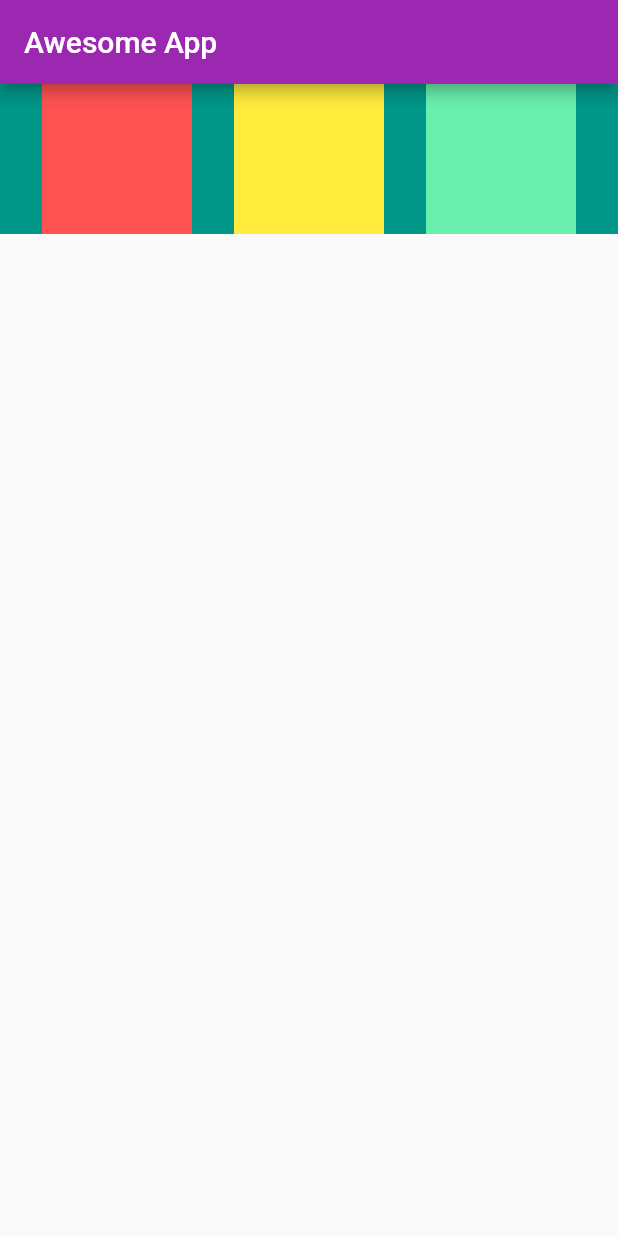
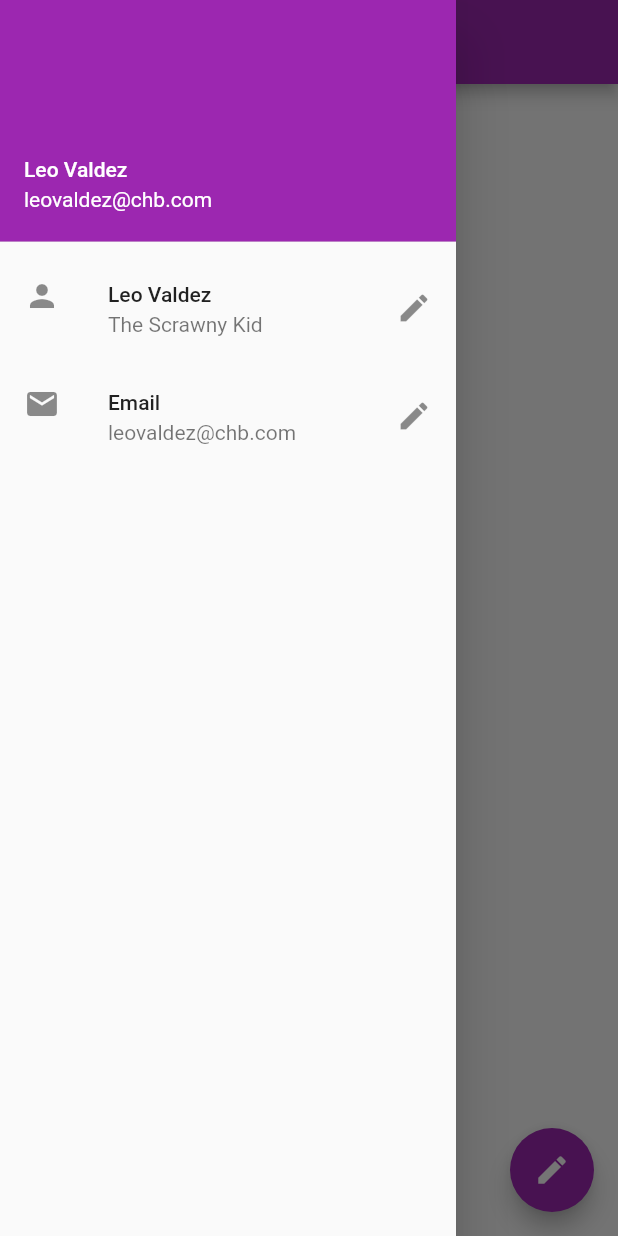
Before and after one commit to KamalDGRT/flutter_init, a Flutter app: the screen it shows after launch, with the side drawer open (before the commit the screen has no drawer), on a phone screen of 412 x 824 dp. Run offline on Flutter 3.47's test engine with Material 2 defaults, Android fonts, the phone set to English and light mode, and no system bars.

Commit message:
Drawer and FloatingActionButton Widgets

```diff
--- a/lib/main.dart
+++ b/lib/main.dart
@@ -18,36 +18,41 @@ class HomePage extends StatelessWidget {
       appBar: AppBar(
         title: Text("Awesome App"),
       ),
-        body: Container(
+      body: Center(
+        child: Container(
           height: 100,
+          width: 100,
           color: Colors.teal,
-          child: Row(
-            mainAxisAlignment: MainAxisAlignment.spaceEvenly,
-            crossAxisAlignment: CrossAxisAlignment.center,
+        ),
+      ),
+      drawer: Drawer(
+          child: ListView(
+        padding: const EdgeInsets.all(0),
         children: <Widget>[
-              Container(
-                padding: const EdgeInsets.all(8),
-                width: 100,
-                height: 100,
-                color: Colors.redAccent,
-                alignment: Alignment.center,
+          UserAccountsDrawerHeader(
+            accountName: Text("Leo Valdez"),
+            accountEmail: Text("leovaldez@chb.com"),
+            // currentAccountPicture: CircleAvatar(),
           ),
-              Container(
-                padding: const EdgeInsets.all(8),
-                width: 100,
-                height: 100,
-                color: Colors.yellow,
-                alignment: Alignment.center,
+          ListTile(
+            leading: Icon(Icons.person),
+            title: Text("Leo Valdez"),
+            subtitle: Text("The Scrawny Kid"),
+            trailing: Icon(Icons.edit),
           ),
-              Container(
-                padding: const EdgeInsets.all(8),
-                width: 100,
-                height: 100,
-                color: Colors.greenAccent,
-                alignment: Alignment.center,
+          ListTile(
+            leading: Icon(Icons.email),
+            title: Text("Email"),
+            subtitle: Text("leovaldez@chb.com"),
+            trailing: Icon(Icons.edit),
           ),
         ],
+      )),
+      floatingActionButton: FloatingActionButton(
+        onPressed: () {},
+        child: Icon(Icons.edit),
       ),
-        ));
+      //floatingActionButtonLocation: FloatingActionButtonLocation.centerFloat,
+    );
   }
 }
```
Lines whose indentation alone changed are shown as unchanged.
